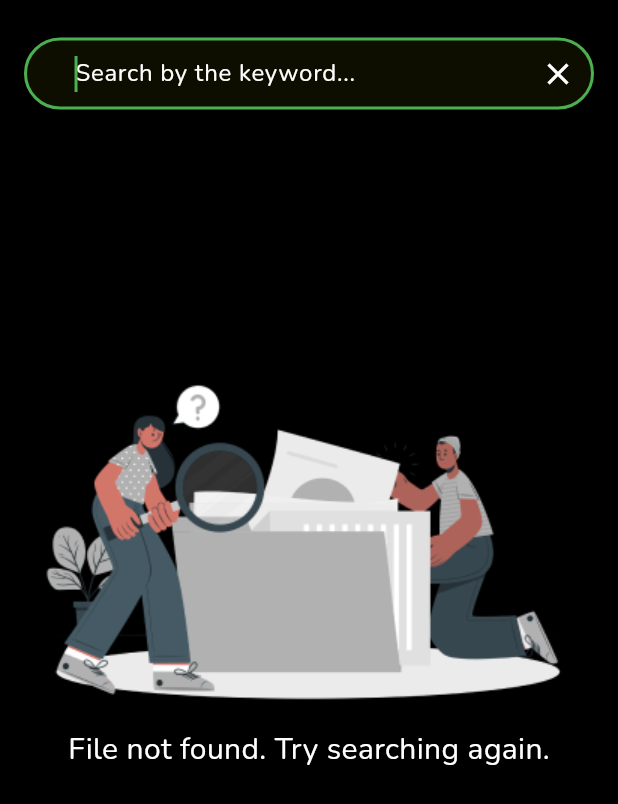
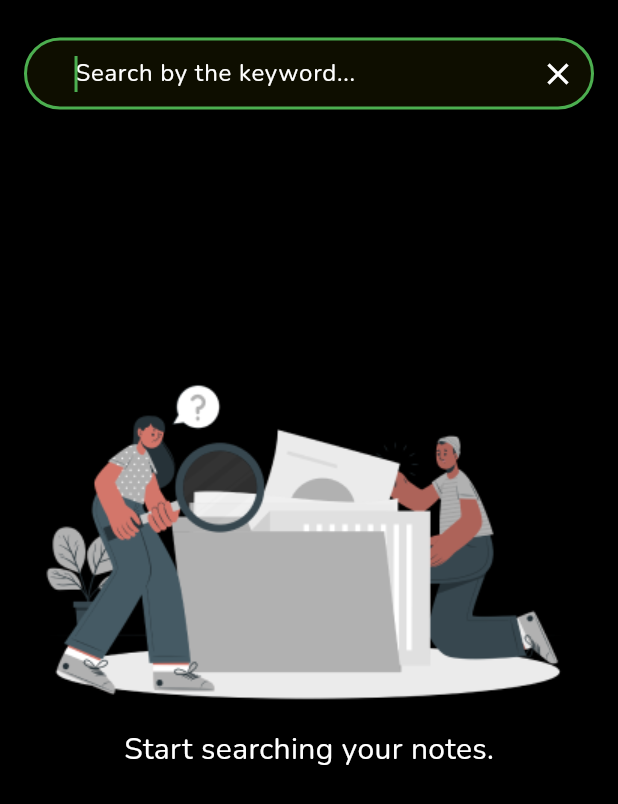
Before and after one commit to azizbekjuraev/blacknote, a Flutter app: the SearchView screen opened by its route, on a phone screen of 412 x 824 dp. Shown: the top 804 px of the screen. Run offline on Flutter 3.47's test engine with Material 3 defaults, Android fonts, the light colour scheme and no system bars; our stand-ins replace cloud_firestore, firebase_auth, firebase_core, google_fonts, shared_preferences, toastification; accounts and stored records are empty.

Commit message:
search functionality added

```diff
--- a/lib/views/search_view.dart
+++ b/lib/views/search_view.dart
@@ -1,4 +1,7 @@
 import 'package:blacknote/style/app_styles.dart';
+import 'package:blacknote/views/edit_view.dart';
+import 'package:cloud_firestore/cloud_firestore.dart';
+import 'package:firebase_auth/firebase_auth.dart';
 import 'package:flutter/material.dart';
 
 class SearchView extends StatefulWidget {
@@ -9,8 +12,50 @@ class SearchView extends StatefulWidget {
 }
 
 class _SearchViewState extends State<SearchView> {
+  late TextEditingController searchController;
+  late String userUid;
+  late CollectionReference collection;
+  List originalItems = [];
+  List items = [];
+  bool isNotMatched = true;
+
+  @override
+  void initState() {
+    super.initState();
+    searchController = TextEditingController();
+    getNotes();
+  }
+
+  Future<void> getNotes() async {
+    userUid = FirebaseAuth.instance.currentUser!.uid;
+    collection = FirebaseFirestore.instance
+        .collection('users')
+        .doc(userUid)
+        .collection('notes');
+    var data = await collection.get();
+    setState(() {
+      items = data.docs;
+      originalItems = data.docs;
+    });
+  }
+
+  getFilteredItems(String searchText) {
+    List<Map<String, dynamic>> notes = originalItems
+        .map((doc) => (doc.data() as Map<String, dynamic>))
+        .toList();
+    if (searchText.isEmpty) {
+      return notes;
+    } else {
+      return notes
+          .where((item) =>
+              item['title'].toLowerCase().contains(searchText.toLowerCase()))
+          .toList();
+    }
+  }
+
   @override
   Widget build(BuildContext context) {
+    String searchText = searchController.text;
     return Scaffold(
       appBar: AppBar(
         automaticallyImplyLeading: false,
@@ -20,12 +65,29 @@ class _SearchViewState extends State<SearchView> {
         title: SizedBox(
           height: 50,
           child: TextField(
+            onChanged: (text) {
+              setState(() {
+                if (searchText.isEmpty) {
+                  items = [];
+                }
+                items = getFilteredItems(text);
+                isNotMatched = items.isEmpty ? true : false;
+              });
+            },
+            controller: searchController,
             autofocus: true,
             style: const TextStyle(color: AppStyles.backgroundColorWhite),
             decoration: InputDecoration(
               suffixIcon: GestureDetector(
                 onTap: () {
+                  if (searchText.isNotEmpty) {
+                    searchController.text = '';
+                    setState(() {
+                      items = [];
+                    });
+                  } else {
                     Navigator.pop(context);
+                  }
                 },
                 child: const Icon(
                   Icons.close,
@@ -44,14 +106,73 @@ class _SearchViewState extends State<SearchView> {
           ),
         ),
       ),
-      body: Align(
+      body: Stack(children: [
+        Visibility(
+          visible: searchText.isNotEmpty,
+          child: Padding(
+            padding: const EdgeInsets.symmetric(horizontal: 16),
+            child: Positioned(
+                top: 0,
+                width: MediaQuery.of(context).size.width,
+                height: 400,
+                child: ListView.builder(
+                  itemCount: items.length,
+                  itemBuilder: (context, index) {
+                    List<double> colorValues =
+                        (items[index]['container_color'] as List<dynamic>?)
+                                ?.map((value) => (value as num).toDouble())
+                                .toList() ??
+                            [255.0, 255.0, 255.0, 1.0];
+
+                    Color containerColor = Color.fromRGBO(
+                      colorValues[0].toInt(),
+                      colorValues[1].toInt(),
+                      colorValues[2].toInt(),
+                      colorValues[3],
+                    );
+                    return Card(
+                      color: containerColor,
+                      elevation: 0,
+                      margin: const EdgeInsets.symmetric(vertical: 8),
+                      child: Padding(
+                        padding: const EdgeInsets.all(16.0),
+                        child: ListTile(
+                          horizontalTitleGap: 3.0,
+                          title: Text(
+                            items[index]['title'],
+                            style: const TextStyle(fontSize: 25),
+                          ),
+                          onTap: () {
+                            String documentId = originalItems[index].id;
+                            Navigator.push(
+                              context,
+                              MaterialPageRoute(
+                                builder: (context) => EditView(noteData: [
+                                  items[index]['title'],
+                                  items[index]['content'],
+                                  documentId,
+                                ]),
+                              ),
+                            );
+                          },
+                        ),
+                      ),
+                    );
+                  },
+                )),
+          ),
+        ),
+        searchText.isEmpty
+            ? Visibility(
+                visible: searchText.isEmpty,
+                child: Align(
                   alignment: Alignment.center,
                   child: Column(
                     mainAxisAlignment: MainAxisAlignment.center,
                     children: [
                       Image.asset('assets/search_error.png'),
                       const Text(
-              'File not found. Try searching again.',
+                        'Start searching your notes.',
                         style: TextStyle(
                           color: AppStyles.backgroundColorWhite,
                           fontSize: 20,
@@ -63,6 +184,30 @@ class _SearchViewState extends State<SearchView> {
                     ],
                   ),
                 ),
+              )
+            : Visibility(
+                visible: isNotMatched,
+                child: Align(
+                  alignment: Alignment.center,
+                  child: Column(
+                    mainAxisAlignment: MainAxisAlignment.center,
+                    children: [
+                      Image.asset('assets/search_error.png'),
+                      const Text(
+                        'Note not found. Try searching again.',
+                        style: TextStyle(
+                          color: AppStyles.backgroundColorWhite,
+                          fontSize: 20,
+                        ),
+                      ),
+                      SizedBox(
+                        height: MediaQuery.of(context).size.height * 0.2,
+                      ),
+                    ],
+                  ),
+                ),
+              ),
+      ]),
     );
   }
 }
```
Lines whose indentation alone changed are shown as unchanged.
